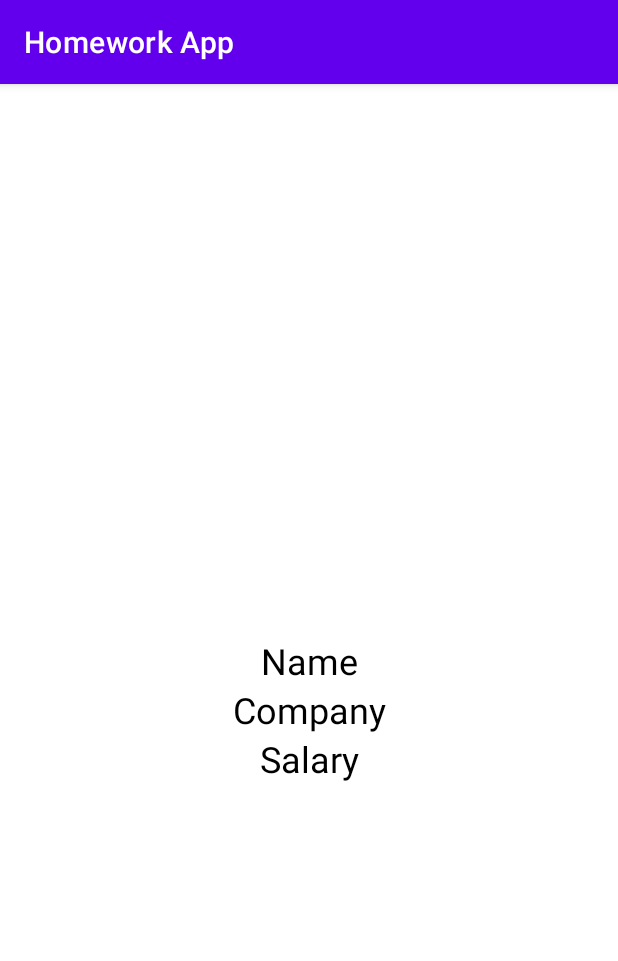
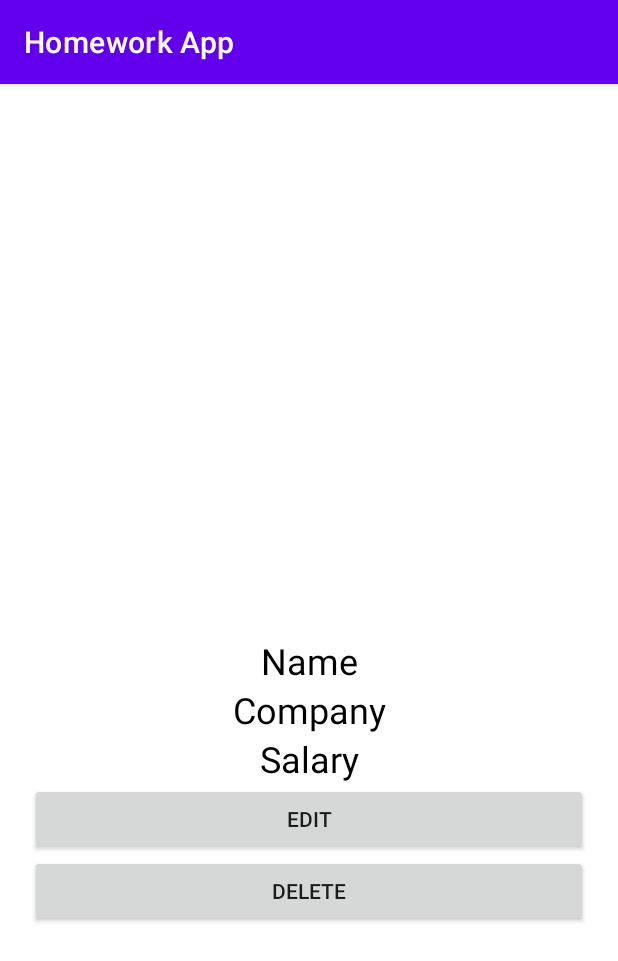
Before and after one commit to aidaiak/AyimPro-andr-hw, an Android app: the screen it shows after launch (MainActivity), after a tap on an icon or button, on a phone screen of 412 x 824 dp. Shown: the top 961 px of the screen. Run offline under Robolectric (Android 15) with nearby library versions, the phone set to English and light mode, and no system bars; our stand-ins replace Room's generated code; 4 statements that could not run were skipped.

Commit message:
hw40_RoomUpdateDelete is complete

```diff
--- a/app/build.gradle
+++ b/app/build.gradle
@@ -30,6 +30,10 @@ android {
     kotlinOptions {
         jvmTarget = '1.8'
     }
+
+    buildFeatures {
+        viewBinding = true
+    }
 }
 
 dependencies {
--- a/app/src/main/java/com/aid/ayimpro_andr_hw/EmployeeFragment.kt
+++ b/app/src/main/java/com/aid/ayimpro_andr_hw/EmployeeFragment.kt
@@ -1,23 +1,47 @@
 package com.aid.ayimpro_andr_hw
 
+import android.content.Context
 import android.os.Bundle
 import android.view.View
 import androidx.appcompat.widget.AppCompatTextView
 import androidx.fragment.app.Fragment
+import com.aid.ayimpro_andr_hw.databinding.EmployeeBinding
 
 class EmployeeFragment : Fragment(R.layout.employee) {
+    private var _binding: EmployeeBinding? = null
+    private val binding get() = _binding!!
     private val dbInstance get() = Injector.database
+    private lateinit var listener: OnClick
+
+    override fun onAttach(context: Context) {
+        super.onAttach(context)
+        listener = context as OnClick
+    }
 
     override fun onViewCreated(view: View, savedInstanceState: Bundle?) {
         super.onViewCreated(view, savedInstanceState)
+        _binding = EmployeeBinding.bind(view)
 
-        val txtName = view.findViewById<AppCompatTextView>(R.id.name)
-        val txtCompany = view.findViewById<AppCompatTextView>(R.id.company)
-        val txtSalary = view.findViewById<AppCompatTextView>(R.id.salary)
+        binding.apply {
+            val e = dbInstance.employeeDao().getById(1L)
+            name.text = e.name
+            company.text = e.company
+            salary.text = e.salary.toString()
 
-        val e = dbInstance.employeeDao().getById(2L)
-        txtName.text = e.name
-        txtCompany.text = e.company
-        txtSalary.text = e.salary.toString()
+            btnDelete.setOnClickListener {
+                dbInstance.employeeDao().delete(e)
+                listener.goInputFragment()
+            }
+
+            btnEdit.setOnClickListener {
+                dbInstance.employeeDao().update(e)
+                listener.goInputFragment()
+            }
+        }
+    }
+
+    override fun onDestroyView() {
+        super.onDestroyView()
+        _binding = null
     }
 }
--- a/app/src/main/java/com/aid/ayimpro_andr_hw/InputFragment.kt
+++ b/app/src/main/java/com/aid/ayimpro_andr_hw/InputFragment.kt
@@ -1,34 +1,42 @@
 package com.aid.ayimpro_andr_hw
 
+import android.content.Context
 import android.os.Bundle
 import android.view.View
-import androidx.appcompat.widget.AppCompatButton
-import androidx.appcompat.widget.AppCompatEditText
 import androidx.fragment.app.Fragment
 import com.aid.ayimpro_andr_hw.database.Employee
+import com.aid.ayimpro_andr_hw.databinding.InputBinding
 
 class InputFragment : Fragment(R.layout.input) {
+    private var _binding: InputBinding? = null
+    private val binding get() = _binding!!
     private val dbInstance get() = Injector.database
+    private lateinit var listener: OnClick
+
+    override fun onAttach(context: Context) {
+        super.onAttach(context)
+        listener = context as OnClick
+    }
 
     override fun onViewCreated(view: View, savedInstanceState: Bundle?) {
         super.onViewCreated(view, savedInstanceState)
+        _binding = InputBinding.bind(view)
 
-        val eName = view.findViewById<AppCompatEditText>(R.id.edit_name)
-        val eCompany = view.findViewById<AppCompatEditText>(R.id.edit_company)
-        val eSalary = view.findViewById<AppCompatEditText>(R.id.edit_salary)
-        val btn = view.findViewById<AppCompatButton>(R.id.btn_save)
+        binding.apply {
+            btnSave.setOnClickListener {
+                val e = Employee(
+                    name = editName.text.toString(),
+                    company = editCompany.text.toString(),
+                    salary = editSalary.text.toString().toInt()
+                )
+                dbInstance.employeeDao().insert(e)
+                listener.goEmployeeFragment()
+            }
+        }
+    }
 
-        btn.setOnClickListener {
-            val e = Employee(
-                name = eName.text.toString(),
-                company = eCompany.text.toString(),
-                salary = eSalary.text.toString().toInt()
-            )
-            dbInstance.employeeDao().insert(e)
-            requireActivity().supportFragmentManager.beginTransaction()
-                .replace(R.id.frg_cont, EmployeeFragment())
-                .commit()
-        }
-
+    override fun onDestroyView() {
+        super.onDestroyView()
+        _binding = null
     }
 }
--- a/app/src/main/java/com/aid/ayimpro_andr_hw/MainActivity.kt
+++ b/app/src/main/java/com/aid/ayimpro_andr_hw/MainActivity.kt
@@ -2,14 +2,30 @@ package com.aid.ayimpro_andr_hw
 
 import androidx.appcompat.app.AppCompatActivity
 import android.os.Bundle
+import com.aid.ayimpro_andr_hw.databinding.ActivityMainBinding
 
-class MainActivity : AppCompatActivity() {
+class MainActivity : AppCompatActivity(), OnClick {
+    private lateinit var binding: ActivityMainBinding
+
     override fun onCreate(savedInstanceState: Bundle?) {
         super.onCreate(savedInstanceState)
-        setContentView(R.layout.activity_main)
+        binding = ActivityMainBinding.inflate(layoutInflater)
+        setContentView(binding.root)
 
         supportFragmentManager.beginTransaction()
             .add(R.id.frg_cont, InputFragment())
             .commit()
     }
+
+    override fun goEmployeeFragment() {
+        supportFragmentManager.beginTransaction()
+            .replace(R.id.frg_cont, EmployeeFragment())
+            .commit()
+    }
+
+    override fun goInputFragment() {
+        supportFragmentManager.beginTransaction()
+            .replace(R.id.frg_cont, InputFragment())
+            .commit()
+    }
 }
--- /dev/null
+++ b/app/src/main/java/com/aid/ayimpro_andr_hw/OnClick.kt
@@ -0,0 +1,6 @@
+package com.aid.ayimpro_andr_hw
+
+interface OnClick {
+    fun goEmployeeFragment()
+    fun goInputFragment()
+}
--- a/app/src/main/res/layout/employee.xml
+++ b/app/src/main/res/layout/employee.xml
@@ -41,4 +41,24 @@
         android:textSize="24sp"
         app:layout_constraintTop_toBottomOf="@id/company"/>
 
+    <androidx.appcompat.widget.AppCompatButton
+        android:id="@+id/btn_edit"
+        android:layout_width="match_parent"
+        android:layout_height="wrap_content"
+        android:layout_marginLeft="20dp"
+        android:layout_marginRight="20dp"
+        android:padding="0dp"
+        android:text="EDIT"
+        app:layout_constraintTop_toBottomOf="@id/salary" />
+
+    <androidx.appcompat.widget.AppCompatButton
+        android:id="@+id/btn_delete"
+        android:layout_width="match_parent"
+        android:layout_height="wrap_content"
+        android:layout_marginLeft="20dp"
+        android:layout_marginRight="20dp"
+        android:padding="0dp"
+        android:text="DELETE"
+        app:layout_constraintTop_toBottomOf="@id/btn_edit" />
+
 </androidx.constraintlayout.widget.ConstraintLayout>
```
Also changed, not shown: app/src/main/res/layout/input.xml (+15 -3 lines).
